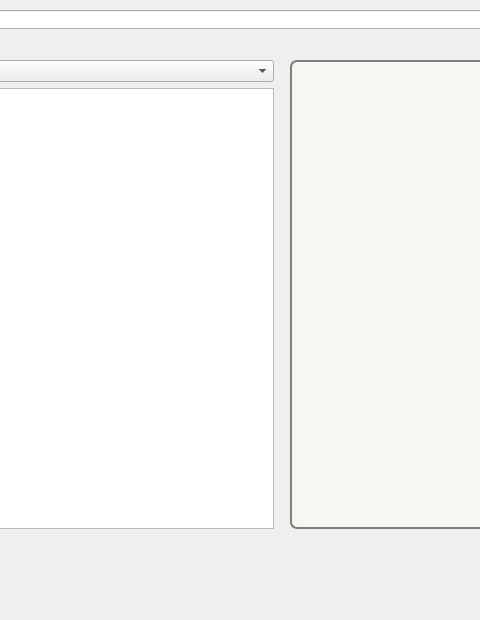
The window that mainwindow.ui (AndreyKuzmaDev/OPDProject) describes before a commit, drawn with Qt 5; both pictures show x 414 to 894 and y 180 to 800 of the 1400 by 800 pixel window.
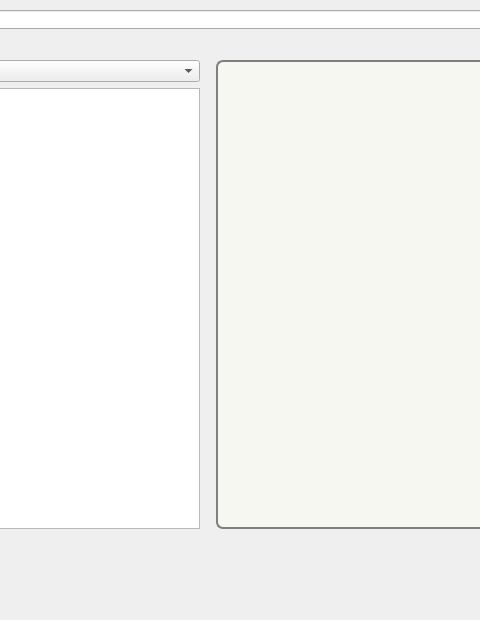
The same window after the commit.

Diff of the .ui file:
```diff
--- a/mainwindow.ui
+++ b/mainwindow.ui
@@ -197,7 +197,7 @@
       <widget class="QTextBrowser" name="textBrowser">
        <property name="minimumSize">
         <size>
-         <width>200</width>
+         <width>600</width>
          <height>0</height>
         </size>
        </property>
@@ -211,6 +211,13 @@
        <property name="styleSheet">
         <string notr="true">background-color: rgb(247, 247, 242);border-radius: 7px;border: 2px solid #7f7f7f;</string>
        </property>
+       <property name="html">
+        <string>&lt;!DOCTYPE HTML PUBLIC &quot;-//W3C//DTD HTML 4.0//EN&quot; &quot;http://www.w3.org/TR/REC-html40/strict.dtd&quot;&gt;
+&lt;html&gt;&lt;head&gt;&lt;meta name=&quot;qrichtext&quot; content=&quot;1&quot; /&gt;&lt;style type=&quot;text/css&quot;&gt;
+p, li { white-space: pre-wrap; }
+&lt;/style&gt;&lt;/head&gt;&lt;body style=&quot; font-family:'Courier New'; font-size:12pt; font-weight:400; font-style:normal;&quot;&gt;
+&lt;p style=&quot;-qt-paragraph-type:empty; margin-top:0px; margin-bottom:0px; margin-left:0px; margin-right:0px; -qt-block-indent:0; text-indent:0px;&quot;&gt;&lt;br /&gt;&lt;/p&gt;&lt;/body&gt;&lt;/html&gt;</string>
+       </property>
       </widget>
      </item>
     </layout>
```
Left out of the diff: 6 changed lines with no effect on the pictures.
